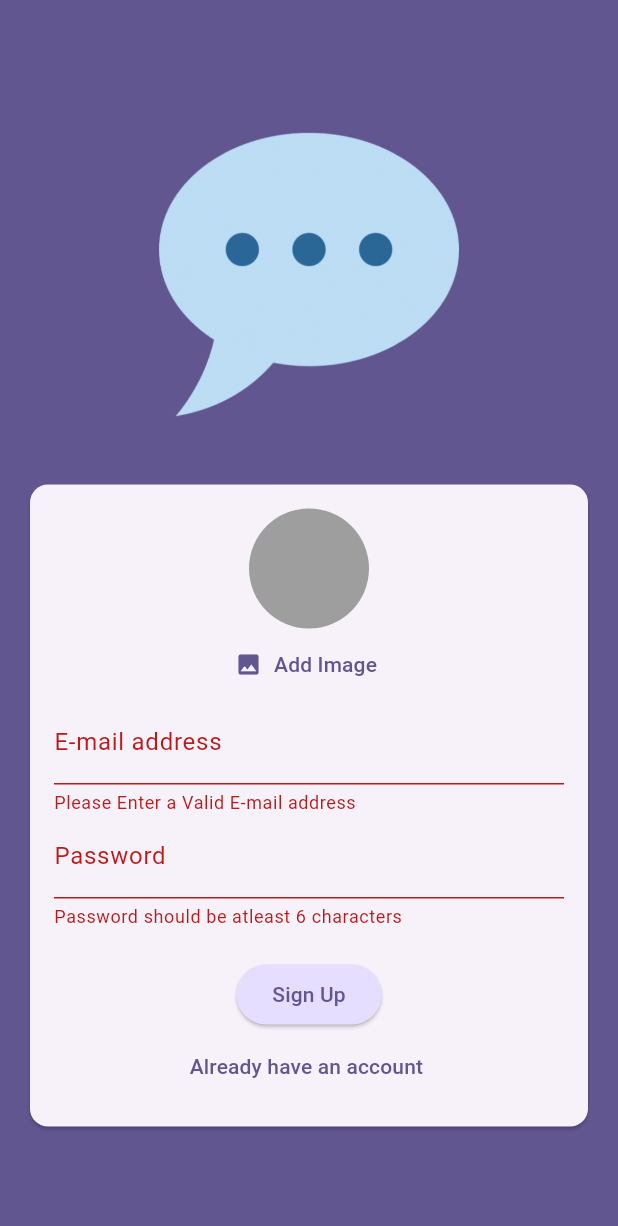
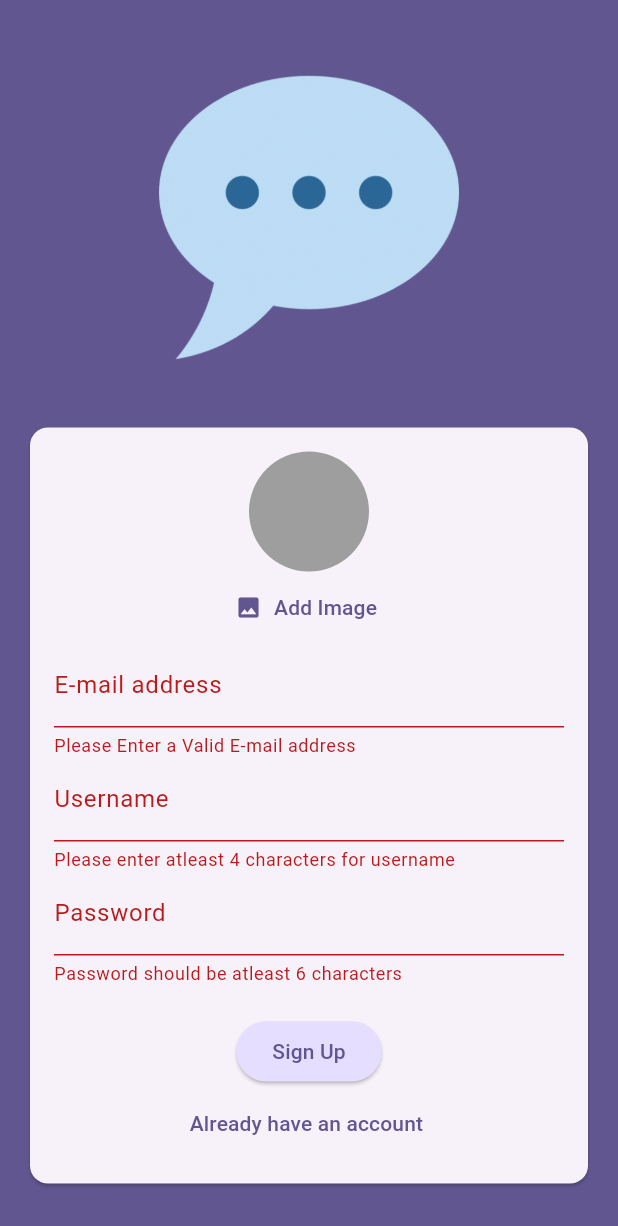
Before and after one commit to snadi043/chat_app_flutter, a Flutter app: the screen it shows after launch, after a tap on "Login", after a tap on "Create an account", after a tap on "Sign Up", on a phone screen of 412 x 824 dp. Shown: the top 1226 px of the screen. Run offline on Flutter 3.47's test engine with Material 3 defaults, Android fonts, the phone set to English and light mode, and no system bars; our stand-ins replace cloud_firestore, firebase_auth, firebase_core, firebase_storage, image_picker; accounts and stored records are empty.

Commit message:
Implemented the username collection feature only in the signin mode and storing it in the firestore storage.

```diff
--- a/lib/screens/authentication_screen.dart
+++ b/lib/screens/authentication_screen.dart
@@ -23,6 +23,7 @@ class _AuthenticationState extends State<AuthenticationScreen> {
   var _isLogin = true;
   var _isAuthenticating = false;
   var _enteredEmail = '';
+  var _enteredUsername = '';
   var _enteredPassword = '';
   File? _selectedImage;
 
@@ -60,7 +61,7 @@ class _AuthenticationState extends State<AuthenticationScreen> {
             .collection('users')
             .doc('${userInputCredentials.user!.uid}')
             .set({
-          'username': 'to be implemented',
+          'username': _enteredUsername,
           'email': _enteredEmail,
           'image': imageUrl
         });
@@ -129,6 +130,23 @@ class _AuthenticationState extends State<AuthenticationScreen> {
                               keyboardType: TextInputType.emailAddress,
                               autocorrect: false,
                             ),
+                            if (!_isLogin)
+                              TextFormField(
+                                decoration: const InputDecoration(
+                                    label: Text('Username')),
+                                validator: (value) {
+                                  if (value == null ||
+                                      value.trim().length < 4 ||
+                                      value.isEmpty) {
+                                    return 'Please enter atleast 4 characters for username';
+                                  }
+                                  return null;
+                                },
+                                enableSuggestions: false,
+                                onSaved: (value) {
+                                  _enteredUsername = value!;
+                                },
+                              ),
                             TextFormField(
                               validator: (value) {
                                 if (value == null || value.trim().length < 6) {
```
